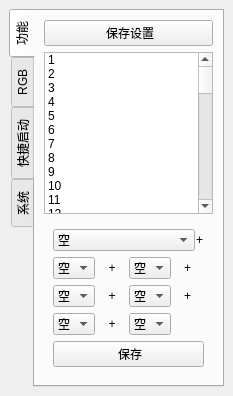
Magiclxw/HelloFinger, file 3.Software/HelloFinger-rebuild/HelloFinger/form_mainwindow.ui: the form before one commit.
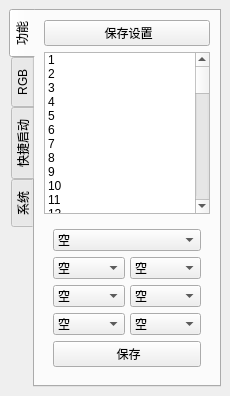
The form after the commit. The open tabs and pages were chosen to show the change.

Patch:
```diff
--- a/3.Software/HelloFinger-rebuild/HelloFinger/form_mainwindow.ui
+++ b/3.Software/HelloFinger-rebuild/HelloFinger/form_mainwindow.ui
@@ -720,16 +720,6 @@
                  </item>
                 </widget>
                </item>
-               <item>
-                <widget class="QLabel" name="label_5">
-                 <property name="text">
-                  <string>+</string>
-                 </property>
-                 <property name="alignment">
-                  <set>Qt::AlignCenter</set>
-                 </property>
-                </widget>
-               </item>
               </layout>
              </widget>
             </item>
@@ -737,7 +727,7 @@
              <widget class="QWidget" name="widget_10" native="true">
               <layout class="QHBoxLayout" name="horizontalLayout_10">
                <property name="spacing">
-                <number>0</number>
+                <number>5</number>
                </property>
                <property name="leftMargin">
                 <number>0</number>
@@ -955,16 +945,6 @@
                  </item>
                 </widget>
                </item>
-               <item>
-                <widget class="QLabel" name="label_7">
-                 <property name="text">
-                  <string>+</string>
-                 </property>
-                 <property name="alignment">
-                  <set>Qt::AlignCenter</set>
-                 </property>
-                </widget>
-               </item>
                <item>
                 <widget class="QComboBox" name="comboBox_key_2">
                  <item>
@@ -1169,16 +1149,6 @@
                  </item>
                 </widget>
                </item>
-               <item>
-                <widget class="QLabel" name="label_8">
-                 <property name="text">
-                  <string>+</string>
-                 </property>
-                 <property name="alignment">
-                  <set>Qt::AlignCenter</set>
-                 </property>
-                </widget>
-               </item>
               </layout>
              </widget>
             </item>
@@ -1186,7 +1156,7 @@
              <widget class="QWidget" name="widget_11" native="true">
               <layout class="QHBoxLayout" name="horizontalLayout_11">
                <property name="spacing">
-                <number>0</number>
+                <number>5</number>
                </property>
                <property name="leftMargin">
                 <number>0</number>
@@ -1404,16 +1374,6 @@
                  </item>
                 </widget>
                </item>
-               <item>
-                <widget class="QLabel" name="label_9">
-                 <property name="text">
-                  <string>+</string>
-                 </property>
-                 <property name="alignment">
-                  <set>Qt::AlignCenter</set>
-                 </property>
-                </widget>
-               </item>
                <item>
                 <widget class="QComboBox" name="comboBox_key_4">
                  <item>
@@ -1618,16 +1578,6 @@
                  </item>
                 </widget>
                </item>
-               <item>
-                <widget class="QLabel" name="label_10">
-                 <property name="text">
-                  <string>+</string>
-                 </property>
-                 <property name="alignment">
-                  <set>Qt::AlignCenter</set>
-                 </property>
-                </widget>
-               </item>
               </layout>
              </widget>
             </item>
@@ -1635,7 +1585,7 @@
              <widget class="QWidget" name="widget_12" native="true">
               <layout class="QHBoxLayout" name="horizontalLayout_12">
                <property name="spacing">
-                <number>0</number>
+                <number>5</number>
                </property>
                <property name="leftMargin">
                 <number>0</number>
@@ -1853,16 +1803,6 @@
                  </item>
                 </widget>
                </item>
-               <item>
-                <widget class="QLabel" name="label_6">
-                 <property name="text">
-                  <string>+</string>
-                 </property>
-                 <property name="alignment">
-                  <set>Qt::AlignCenter</set>
-                 </property>
-                </widget>
-               </item>
                <item>
                 <widget class="QComboBox" name="comboBox_key_6">
                  <item>
@@ -2067,13 +2007,6 @@
                  </item>
                 </widget>
                </item>
-               <item>
-                <widget class="QLabel" name="label_11">
-                 <property name="text">
-                  <string/>
-                 </property>
-                </widget>
-               </item>
               </layout>
              </widget>
             </item>
```
Left out of the diff: 356 changed lines with no effect on the pictures.
